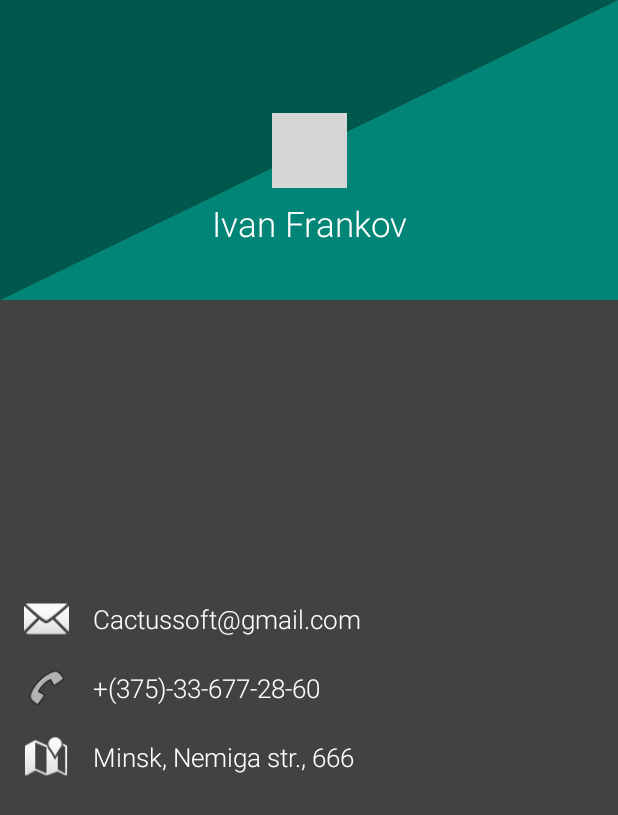
After one commit to Frivan777/AllKindsRecyclerViewAdapter, an Android app: the layout activity_detail_contact_scene_1.xml on its own in the app's theme, with its tools: preview values and no code run, on a phone screen of 412 x 824 dp. The commit adds this screen. Shown: the top 815 px of the screen. Run offline under Robolectric (Android 15) with nearby library versions, the phone set to English and light mode, and no system bars; grey boxes are pictures that could not be loaded.

Commit message:
add share element animation

```diff
--- a/app/src/main/java/com/frivan/tools/view/activities/animation/share/list/adapter/ContactAdapter.kt
+++ b/app/src/main/java/com/frivan/tools/view/activities/animation/share/list/adapter/ContactAdapter.kt
@@ -1,8 +1,8 @@
 package com.frivan.tools.view.activities.animation.share.list.adapter
 
 import android.view.LayoutInflater
+import android.view.View
 import android.view.ViewGroup
-import android.widget.ImageView
 import androidx.recyclerview.widget.DiffUtil
 import com.frivan.tools.R
 import com.frivan.tools.view.activities.animation.share.list.adapter.holder.ContactViewHolder
@@ -11,7 +11,7 @@ import com.frivan.tools.view.base.adapter.base.BaseItemAdapter
 import com.frivan.tools.view.base.adapter.base.BaseItemViewHolder
 import com.frivan.tools.view.base.adapter.base.ItemData
 
-class ContactAdapter(private val itemClick: ((Triple<Int, String, ImageView>) -> Unit)? = null) : BaseItemAdapter<ItemData>(AllKindsDiffCallback()) {
+class ContactAdapter(private val itemClick: ((Pair<Int, View>) -> Unit)? = null) : BaseItemAdapter<ItemData>(AllKindsDiffCallback()) {
 
     override fun onCreateViewHolder(parent: ViewGroup, viewType: Int): BaseItemViewHolder<ItemData> {
         return when (viewType) {
--- a/app/src/main/java/com/frivan/tools/view/activities/animation/share/list/adapter/holder/ContactViewHolder.kt
+++ b/app/src/main/java/com/frivan/tools/view/activities/animation/share/list/adapter/holder/ContactViewHolder.kt
@@ -1,7 +1,6 @@
 package com.frivan.tools.view.activities.animation.share.list.adapter.holder
 
 import android.view.View
-import android.widget.ImageView
 import com.frivan.tools.utils.DebounceClickUtil
 import com.frivan.tools.view.activities.animation.share.list.adapter.data.ContactData
 import com.frivan.tools.view.base.adapter.base.BaseItemViewHolder
@@ -10,7 +9,7 @@ import kotlinx.android.synthetic.main.item_contact.*
 
 
 class ContactViewHolder(view: View,
-                        private val itemClick: ((Triple<Int, String, ImageView>) -> Unit)? = null)
+                        private val itemClick: ((Pair<Int, View>) -> Unit)? = null)
     : BaseItemViewHolder<ItemData>(view) {
 
     override fun onBind(itemData: ItemData?) {
@@ -22,7 +21,7 @@ class ContactViewHolder(view: View,
         this.icon.setImageResource(itemData.icon)
 
         this.root.setOnClickListener(DebounceClickUtil({
-            this.itemClick?.invoke(Triple(this.adapterPosition, itemData.name, this.icon))
+            this.itemClick?.invoke(Pair(this.adapterPosition, this.itemView))
         }))
     }
 
--- /dev/null
+++ b/app/src/main/res/layout/activity_detail_contact_scene_1.xml
@@ -0,0 +1,131 @@
+<?xml version="1.0" encoding="utf-8"?>
+<androidx.constraintlayout.widget.ConstraintLayout xmlns:android="http://schemas.android.com/apk/res/android"
+    xmlns:app="http://schemas.android.com/apk/res-auto"
+    xmlns:tools="http://schemas.android.com/tools"
+    android:id="@+id/root"
+    android:layout_width="match_parent"
+    android:layout_height="match_parent"
+    android:background="@color/Gray_800"
+    tools:context=".view.activities.animation.share.detail.DetailContactActivity">
+
+    <View
+        android:id="@+id/view"
+        android:layout_width="wrap_content"
+        android:layout_height="200dp"
+        android:background="@drawable/background_contact_detail"
+        android:transitionName="view"
+        app:layout_constraintEnd_toEndOf="parent"
+        app:layout_constraintStart_toStartOf="parent"
+        app:layout_constraintTop_toTopOf="parent" />
+
+    <ImageView
+        android:id="@+id/icon"
+        android:layout_width="50dp"
+        android:layout_height="50dp"
+        android:layout_margin="16dp"
+        android:transitionName="@string/detail_transition_name_icon"
+        app:layout_constraintBottom_toBottomOf="@id/view"
+        app:layout_constraintEnd_toEndOf="@id/view"
+        app:layout_constraintStart_toStartOf="@id/view"
+        app:layout_constraintTop_toTopOf="@id/view"
+        tools:src="@tools:sample/avatars" />
+
+    <TextView
+        android:id="@+id/name"
+        android:layout_width="wrap_content"
+        android:layout_height="wrap_content"
+        android:layout_marginStart="16dp"
+        android:layout_marginTop="8dp"
+        android:layout_marginEnd="16dp"
+        android:fontFamily="sans-serif-light"
+        android:textColor="@android:color/white"
+        android:textSize="23sp"
+        android:transitionName="@string/detail_transition_name_title"
+        app:layout_constraintEnd_toEndOf="@id/icon"
+        app:layout_constraintStart_toStartOf="@id/icon"
+        app:layout_constraintTop_toBottomOf="@id/icon"
+        tools:text="Ivan Frankov" />
+
+    <ImageView
+        android:id="@+id/email"
+        android:layout_width="30dp"
+        android:layout_height="30dp"
+        android:layout_margin="16dp"
+        android:src="@android:drawable/ic_dialog_email"
+        android:visibility="invisible"
+        app:layout_constraintBottom_toBottomOf="parent"
+        app:layout_constraintStart_toStartOf="parent"
+        app:layout_constraintTop_toTopOf="parent"
+        tools:visibility="visible" />
+
+    <TextView
+        android:id="@+id/emailValue"
+        android:layout_width="0dp"
+        android:layout_height="wrap_content"
+        android:fontFamily="sans-serif-light"
+        android:paddingStart="16dp"
+        android:text="Cactussoft@gmail.com"
+        android:textColor="@android:color/white"
+        android:textSize="17sp"
+        android:visibility="invisible"
+        app:layout_constraintBottom_toBottomOf="@id/email"
+        app:layout_constraintEnd_toEndOf="parent"
+        app:layout_constraintStart_toEndOf="@id/email"
+        app:layout_constraintTop_toTopOf="@id/email"
+        tools:visibility="visible" />
+
+    <ImageView
+        android:id="@+id/phone"
+        android:layout_width="30dp"
+        android:layout_height="30dp"
+        android:layout_margin="16dp"
+        android:src="@android:drawable/ic_menu_call"
+        android:visibility="invisible"
+        app:layout_constraintStart_toStartOf="parent"
+        app:layout_constraintTop_toBottomOf="@id/email"
+        tools:visibility="visible" />
+
+    <TextView
+        android:id="@+id/phoneValue"
+        android:layout_width="0dp"
+        android:layout_height="wrap_content"
+        android:fontFamily="sans-serif-light"
+        android:paddingStart="16dp"
+        android:text="+(375)-33-677-28-60"
+        android:textColor="@android:color/white"
+        android:textSize="17sp"
+        android:visibility="invisible"
+        app:layout_constraintBottom_toBottomOf="@id/phone"
+        app:layout_constraintEnd_toEndOf="parent"
+        app:layout_constraintStart_toEndOf="@id/phone"
+        app:layout_constraintTop_toTopOf="@id/phone"
+        tools:visibility="visible" />
+
+    <ImageView
+        android:id="@+id/address"
+        android:layout_width="30dp"
+        android:layout_height="30dp"
+        android:layout_margin="16dp"
+        android:src="@android:drawable/ic_dialog_map"
+        android:visibility="invisible"
+        app:layout_constraintStart_toStartOf="parent"
+        app:layout_constraintTop_toBottomOf="@id/phone"
+        tools:visibility="visible" />
+
+    <TextView
+        android:id="@+id/addressValue"
+        android:layout_width="0dp"
+        android:layout_height="wrap_content"
+        android:fontFamily="sans-serif-light"
+        android:paddingStart="16dp"
+        android:text="Minsk, Nemiga str., 666"
+        android:textColor="@android:color/white"
+        android:textSize="17sp"
+        android:visibility="invisible"
+        app:layout_constraintBottom_toBottomOf="@id/address"
+        app:layout_constraintEnd_toEndOf="parent"
+        app:layout_constraintStart_toEndOf="@id/address"
+        app:layout_constraintTop_toTopOf="@id/address"
+        tools:visibility="visible" />
+
+</androidx.constraintlayout.widget.ConstraintLayout>
--- /dev/null
+++ b/app/src/main/res/transition/detail_contact_enter_transition.xml
@@ -0,0 +1,12 @@
+<?xml version="1.0" encoding="utf-8"?>
+<transitionSet xmlns:android="http://schemas.android.com/apk/res/android"
+    android:transitionOrdering="together">
+
+    <changeBounds />
+
+    <arcMotion
+        android:maximumAngle="90"
+        android:minimumHorizontalAngle="90"
+        android:minimumVerticalAngle="0" />
+
+</transitionSet>
--- /dev/null
+++ b/app/src/main/res/transition/detail_contact_exit_transition.xml
@@ -0,0 +1,7 @@
+<?xml version="1.0" encoding="utf-8"?>
+<transitionSet xmlns:android="http://schemas.android.com/apk/res/android"
+    android:transitionOrdering="together">
+
+    <changeBounds />
+
+</transitionSet>
--- /dev/null
+++ b/app/src/main/res/values-v21/styles.xml
@@ -0,0 +1,16 @@
+<?xml version="1.0" encoding="utf-8"?>
+<resources>
+
+    <style name="AppTheme.ContactListActivity">
+        <item name="android:windowActivityTransitions">true</item>
+    </style>
+
+    <style name="AppTheme.DetailContactActivity">
+        <item name="android:windowActivityTransitions">true</item>
+
+        <item name="android:windowSharedElementEnterTransition">@transition/detail_contact_enter_transition</item>
+
+        <item name="android:windowSharedElementExitTransition">@transition/detail_contact_exit_transition</item>
+    </style>
+
+</resources>
--- a/app/src/main/res/values/styles.xml
+++ b/app/src/main/res/values/styles.xml
@@ -13,5 +13,6 @@
     </style>
     <style name="AppTheme.AppBarOverlay" parent="ThemeOverlay.AppCompat.Dark.ActionBar"/>
     <style name="AppTheme.PopupOverlay" parent="ThemeOverlay.AppCompat.Light"/>
+    <style name="AppTheme.DetailContactActivity" />
 
 </resources>
```
Also changed, not shown: app/src/main/AndroidManifest.xml (+6 -2 lines), app/src/main/java/com/frivan/tools/utils/extensions/Activity.kt (added, +27 -0 lines), app/src/main/java/com/frivan/tools/view/activities/animation/share/detail/DetailContactActivity.kt (+42 -2 lines), app/src/main/java/com/frivan/tools/view/activities/animation/share/list/ContactListActivity.kt (+39 -18 lines), app/src/main/java/com/frivan/tools/view/base/transition/android/TransitionListener.kt (added, +27 -0 lines), app/src/main/java/com/frivan/tools/view/base/transition/androidx/TransitionListener.kt (added, +26 -0 lines), app/src/main/java/com/frivan/tools/view/fragments/animation/simple/SimpleFragment.kt (+0 -23 lines), app/src/main/res/layout/activity_detail_contact_scene_2.xml (renamed from app/src/main/res/layout/activity_detail_contact.xml, +12 -8 lines).
